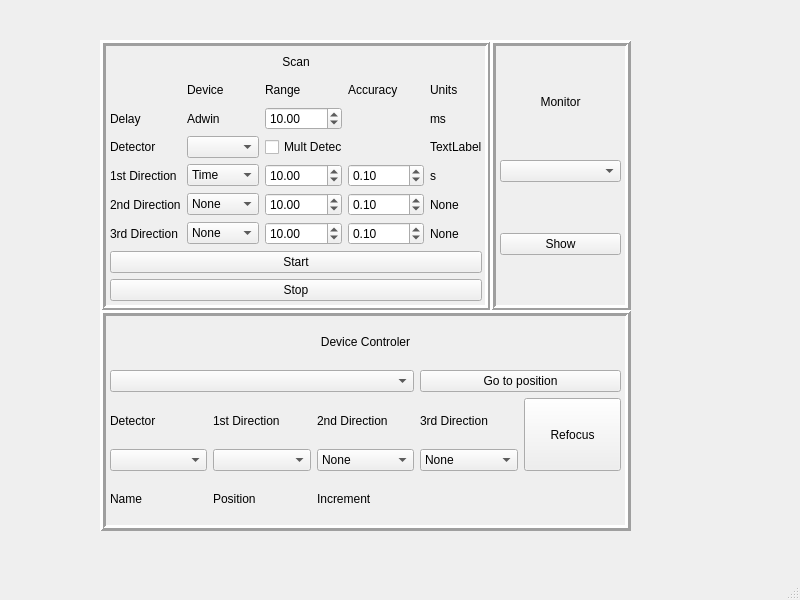
uetke/SmartScan, file GUI/MainWindowGui.ui: the form before one commit.
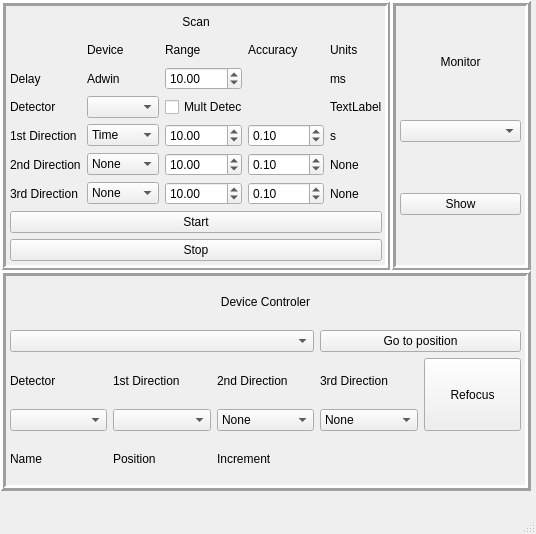
The form after the commit. Custom widgets are drawn as their Qt base class.

The edit to the form file:
```diff
--- a/GUI/MainWindowGui.ui
+++ b/GUI/MainWindowGui.ui
@@ -9,8 +9,8 @@
    <rect>
     <x>0</x>
     <y>0</y>
-    <width>800</width>
-    <height>600</height>
+    <width>536</width>
+    <height>534</height>
    </rect>
   </property>
   <property name="windowTitle">
@@ -23,8 +23,8 @@
    <widget class="QFrame" name="frame">
     <property name="geometry">
      <rect>
-      <x>100</x>
-      <y>40</y>
+      <x>0</x>
+      <y>0</y>
       <width>391</width>
       <height>271</height>
      </rect>
@@ -336,8 +336,8 @@
    <widget class="QFrame" name="frame_2">
     <property name="geometry">
      <rect>
-      <x>490</x>
-      <y>40</y>
+      <x>390</x>
+      <y>0</y>
       <width>141</width>
       <height>271</height>
      </rect>
@@ -396,8 +396,8 @@
    <widget class="QFrame" name="frame_3">
     <property name="geometry">
      <rect>
-      <x>100</x>
-      <y>310</y>
+      <x>0</x>
+      <y>270</y>
       <width>531</width>
       <height>221</height>
      </rect>
```
Left out of the diff: 2 changed lines with no effect on the pictures.
